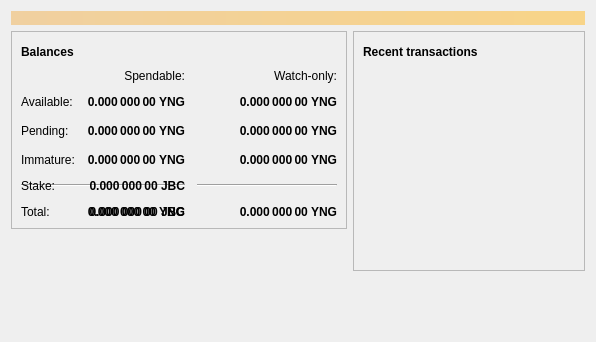
Qt form src/qt/forms/overviewpage.ui (yangcoin/litecoin) before a commit.
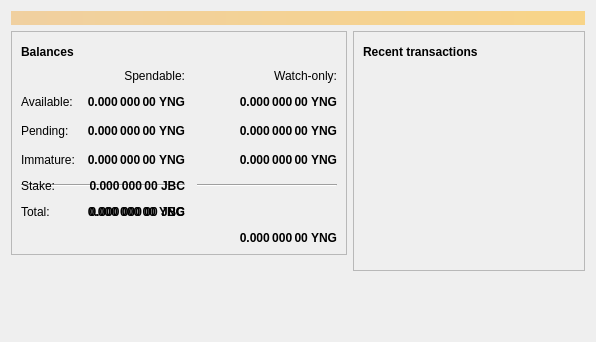
The same form after that commit. Icons and pictures are not drawn.

```diff
--- a/src/qt/forms/overviewpage.ui
+++ b/src/qt/forms/overviewpage.ui
@@ -292,7 +292,7 @@
               </property>
              </widget>
             </item>
-            <item row="5" column="2">
+            <item row="7" column="2">
              <widget class="QLabel" name="labelWatchTotal">
               <property name="font">
                <font>
```
